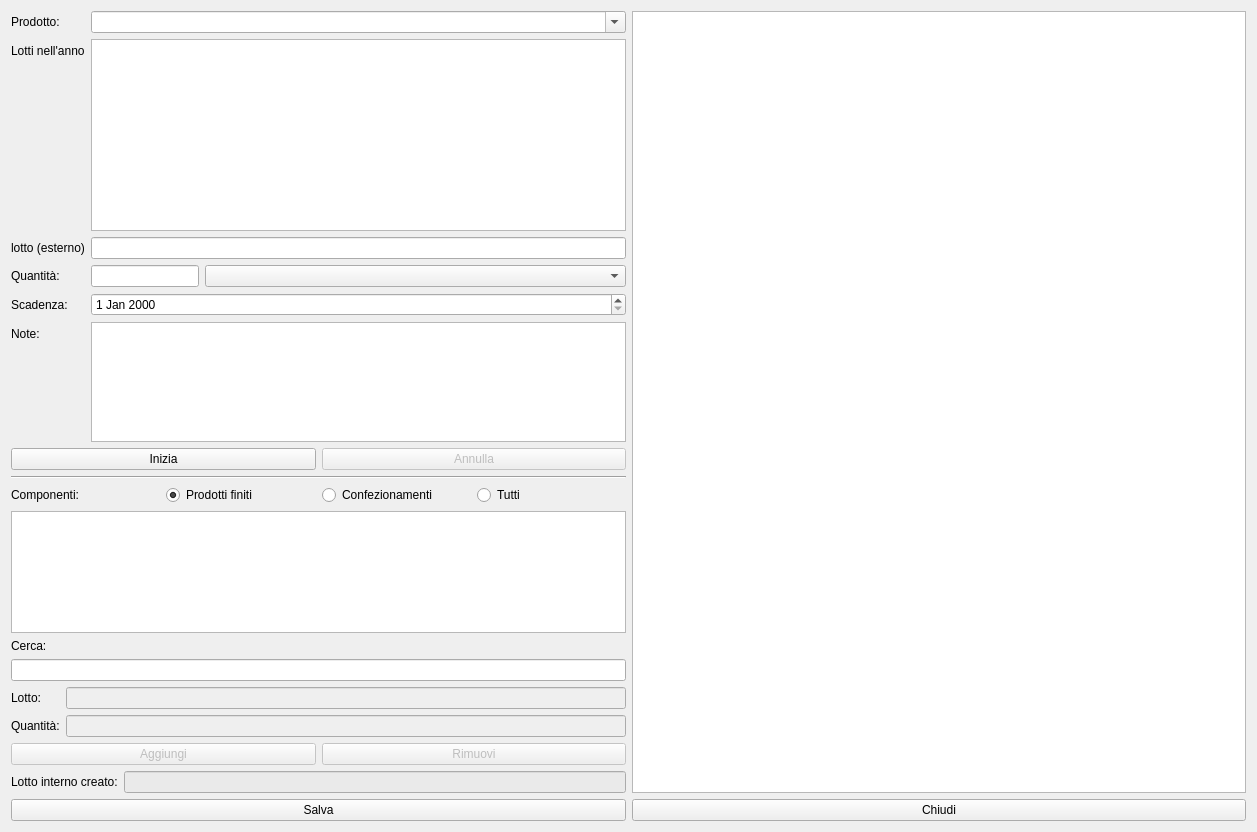
First picture: the form in hpackages.ui, repository fblabs/HamletMODSF, before the edit.
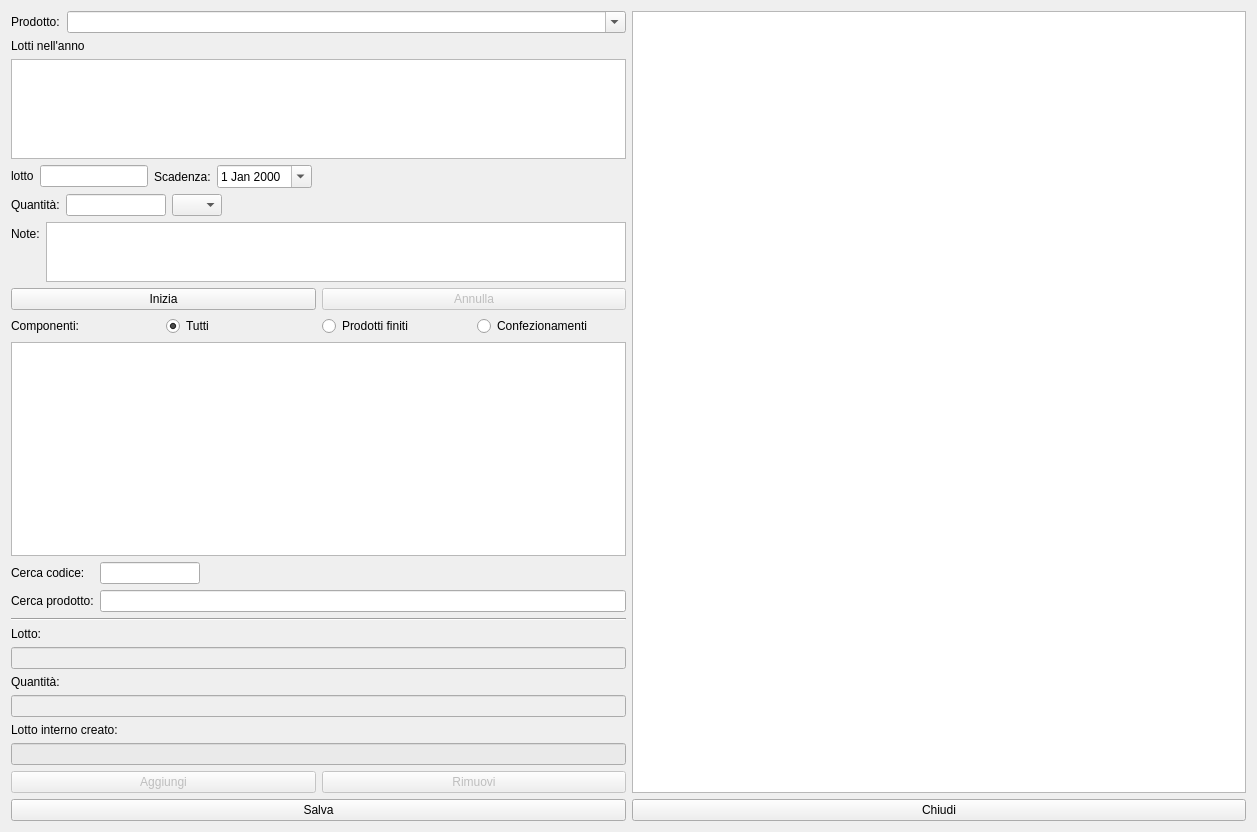
Second picture: the form after the edit. Icons and pictures are not drawn.

Commit message: 2.9.3 - modificati packages e produzione, codice prodotto nella modifica composizione lotti

```diff
--- a/hpackages.ui
+++ b/hpackages.ui
@@ -20,30 +20,31 @@
    <iconset resource="icons.qrc">
     <normaloff>:/Resources/Box.PNG</normaloff>:/Resources/Box.PNG</iconset>
   </property>
+  <layout class="QGridLayout" name="gridLayout_2">
+   <item row="0" column="0">
+    <layout class="QHBoxLayout" name="horizontalLayout_5">
+     <item>
+      <layout class="QVBoxLayout" name="verticalLayout_7">
+       <item>
   <layout class="QVBoxLayout" name="verticalLayout_5">
    <item>
     <layout class="QVBoxLayout" name="verticalLayout_4">
      <item>
       <layout class="QHBoxLayout" name="horizontalLayout_6">
        <item>
-        <layout class="QVBoxLayout" name="verticalLayout_3">
-         <item>
-          <layout class="QFormLayout" name="formLayout_3">
-           <property name="fieldGrowthPolicy">
-            <enum>QFormLayout::AllNonFixedFieldsGrow</enum>
-           </property>
-          </layout>
-         </item>
-         <item>
-          <layout class="QFormLayout" name="formLayout_4">
-           <item row="0" column="0">
             <widget class="QLabel" name="label">
+               <property name="maximumSize">
+                <size>
+                 <width>50</width>
+                 <height>16777215</height>
+                </size>
+               </property>
              <property name="text">
               <string>Prodotto:</string>
              </property>
             </widget>
            </item>
-           <item row="0" column="1">
+             <item>
             <widget class="QComboBox" name="cbProdotti">
              <property name="editable">
               <bool>true</bool>
@@ -53,70 +54,159 @@
              </property>
             </widget>
            </item>
-           <item row="2" column="0">
+            </layout>
+           </item>
+           <item>
+            <layout class="QVBoxLayout" name="verticalLayout">
+             <item>
+              <widget class="QLabel" name="label_11">
+               <property name="maximumSize">
+                <size>
+                 <width>16777215</width>
+                 <height>100</height>
+                </size>
+               </property>
+               <property name="text">
+                <string>Lotti nell'anno</string>
+               </property>
+              </widget>
+             </item>
+             <item>
+              <widget class="QListView" name="lvEan">
+               <property name="maximumSize">
+                <size>
+                 <width>16777215</width>
+                 <height>100</height>
+                </size>
+               </property>
+              </widget>
+             </item>
+            </layout>
+           </item>
+           <item>
+            <layout class="QFormLayout" name="formLayout_2">
+             <item row="0" column="0">
+              <layout class="QHBoxLayout" name="horizontalLayout_7">
+               <item>
             <widget class="QLabel" name="label_7">
+                 <property name="maximumSize">
+                  <size>
+                   <width>30</width>
+                   <height>16777215</height>
+                  </size>
+                 </property>
              <property name="text">
-              <string>lotto (esterno)</string>
+                  <string>lotto</string>
              </property>
             </widget>
            </item>
-           <item row="2" column="1">
+               <item>
             <widget class="QLineEdit" name="leLest"/>
            </item>
-           <item row="3" column="0">
-            <widget class="QLabel" name="label_6">
-             <property name="text">
-              <string>Quantità:</string>
-             </property>
-            </widget>
-           </item>
-           <item row="3" column="1">
-            <layout class="QFormLayout" name="formLayout_2">
-             <item row="0" column="0">
-              <widget class="QLineEdit" name="leQuantLot"/>
-             </item>
-             <item row="0" column="1">
-              <widget class="QComboBox" name="cbQua"/>
-             </item>
-            </layout>
-           </item>
-           <item row="4" column="0">
+              </layout>
+             </item>
+             <item row="0" column="1">
+              <layout class="QGridLayout" name="gridLayout_3">
+               <item row="0" column="0">
             <widget class="QLabel" name="label_9">
              <property name="text">
               <string>Scadenza:</string>
              </property>
             </widget>
            </item>
-           <item row="4" column="1">
-            <widget class="QDateEdit" name="dateEdit"/>
-           </item>
-           <item row="5" column="0">
+               <item row="0" column="1">
+                <widget class="QDateEdit" name="dateEdit">
+                 <property name="calendarPopup">
+                  <bool>true</bool>
+                 </property>
+                </widget>
+               </item>
+               <item row="0" column="2">
+                <spacer name="horizontalSpacer">
+                 <property name="orientation">
+                  <enum>Qt::Horizontal</enum>
+                 </property>
+                 <property name="sizeHint" stdset="0">
+                  <size>
+                   <width>40</width>
+                   <height>20</height>
+                  </size>
+                 </property>
+                </spacer>
+               </item>
+              </layout>
+             </item>
+            </layout>
+           </item>
+           <item>
+            <layout class="QGridLayout" name="gridLayout">
+             <item row="0" column="1">
+              <widget class="QLineEdit" name="leQuantLot">
+               <property name="maximumSize">
+                <size>
+                 <width>100</width>
+                 <height>16777215</height>
+                </size>
+               </property>
+              </widget>
+             </item>
+             <item row="0" column="0">
+              <widget class="QLabel" name="label_6">
+               <property name="maximumSize">
+                <size>
+                 <width>60</width>
+                 <height>16777215</height>
+                </size>
+               </property>
+               <property name="text">
+                <string>Quantità:</string>
+               </property>
+              </widget>
+             </item>
+             <item row="0" column="2">
+              <widget class="QComboBox" name="cbQua">
+               <property name="maximumSize">
+                <size>
+                 <width>50</width>
+                 <height>16777215</height>
+                </size>
+               </property>
+              </widget>
+             </item>
+             <item row="0" column="3">
+              <spacer name="horizontalSpacer_2">
+               <property name="orientation">
+                <enum>Qt::Horizontal</enum>
+               </property>
+               <property name="sizeHint" stdset="0">
+                <size>
+                 <width>40</width>
+                 <height>20</height>
+                </size>
+               </property>
+              </spacer>
+             </item>
+            </layout>
+           </item>
+           <item>
+            <layout class="QFormLayout" name="formLayout_3">
+             <item row="0" column="0">
             <widget class="QLabel" name="label_5">
              <property name="text">
               <string>Note:</string>
              </property>
             </widget>
            </item>
-           <item row="5" column="1">
+             <item row="0" column="1">
             <widget class="QTextEdit" name="teNote">
              <property name="maximumSize">
               <size>
                <width>16777215</width>
-               <height>120</height>
+                 <height>60</height>
               </size>
              </property>
             </widget>
            </item>
-           <item row="1" column="0">
-            <widget class="QLabel" name="label_11">
-             <property name="text">
-              <string>Lotti nell'anno</string>
-             </property>
-            </widget>
-           </item>
-           <item row="1" column="1">
-            <widget class="QListView" name="lvEan"/>
-           </item>
           </layout>
          </item>
          <item>
@@ -148,15 +238,12 @@
            </item>
           </layout>
          </item>
-         <item>
-          <widget class="Line" name="line">
-           <property name="orientation">
-            <enum>Qt::Horizontal</enum>
-           </property>
-          </widget>
+          </layout>
          </item>
          <item>
-          <layout class="QVBoxLayout" name="verticalLayout">
+          <layout class="QVBoxLayout" name="verticalLayout_3">
+           <item>
+            <layout class="QVBoxLayout" name="verticalLayout_2">
            <item>
             <layout class="QHBoxLayout" name="horizontalLayout_3">
              <item>
@@ -166,13 +253,23 @@
                </property>
               </widget>
              </item>
+               <item>
+                <widget class="QRadioButton" name="rbTutti">
+                 <property name="text">
+                  <string>Tutti</string>
+                 </property>
+                 <property name="checked">
+                  <bool>true</bool>
+                 </property>
+                </widget>
+               </item>
              <item>
               <widget class="QRadioButton" name="rbProdottiFiniti">
                <property name="text">
                 <string>Prodotti finiti</string>
                </property>
                <property name="checked">
-                <bool>true</bool>
+                  <bool>false</bool>
                </property>
               </widget>
              </item>
@@ -183,16 +280,6 @@
                </property>
               </widget>
              </item>
-             <item>
-              <widget class="QRadioButton" name="rbTutti">
-               <property name="text">
-                <string>Tutti</string>
-               </property>
-               <property name="checked">
-                <bool>false</bool>
-               </property>
-              </widget>
-             </item>
             </layout>
            </item>
            <item>
@@ -220,82 +307,93 @@
              </attribute>
             </widget>
            </item>
+            </layout>
+           </item>
            <item>
+            <layout class="QFormLayout" name="formLayout_4">
+             <item row="1" column="0">
+              <widget class="QLabel" name="label_12">
+               <property name="text">
+                <string>Cerca codice:</string>
+               </property>
+              </widget>
+             </item>
+             <item row="1" column="1">
+              <widget class="QLineEdit" name="leSearchCode">
+               <property name="maximumSize">
+                <size>
+                 <width>100</width>
+                 <height>16777215</height>
+                </size>
+               </property>
+               <property name="clearButtonEnabled">
+                <bool>true</bool>
+               </property>
+              </widget>
+             </item>
+             <item row="2" column="0">
             <widget class="QLabel" name="label_10">
              <property name="text">
-              <string>Cerca:</string>
+                <string>Cerca prodotto:</string>
              </property>
             </widget>
            </item>
+             <item row="2" column="1">
+              <widget class="QLineEdit" name="leSearch">
+               <property name="maximumSize">
+                <size>
+                 <width>1677215</width>
+                 <height>16777215</height>
+                </size>
+               </property>
+               <property name="clearButtonEnabled">
+                <bool>true</bool>
+               </property>
+              </widget>
+             </item>
+            </layout>
+           </item>
+          </layout>
+         </item>
+        </layout>
+       </item>
            <item>
-            <widget class="QLineEdit" name="leSearch"/>
+        <layout class="QVBoxLayout" name="verticalLayout_6">
+         <item>
+          <widget class="Line" name="line">
+           <property name="orientation">
+            <enum>Qt::Horizontal</enum>
+           </property>
+          </widget>
            </item>
            <item>
-            <layout class="QFormLayout" name="formLayout">
-             <item row="0" column="0">
               <widget class="QLabel" name="label_8">
                <property name="text">
                 <string>Lotto:</string>
                </property>
               </widget>
              </item>
-             <item row="0" column="1">
+         <item>
               <widget class="QLineEdit" name="leComponente">
                <property name="enabled">
                 <bool>false</bool>
                </property>
               </widget>
              </item>
-             <item row="1" column="0">
+         <item>
               <widget class="QLabel" name="label_4">
                <property name="text">
                 <string>Quantità:</string>
                </property>
               </widget>
              </item>
-             <item row="1" column="1">
+         <item>
               <widget class="QLineEdit" name="leQuantita">
                <property name="enabled">
                 <bool>false</bool>
                </property>
               </widget>
              </item>
-            </layout>
-           </item>
-           <item>
-            <layout class="QHBoxLayout" name="horizontalLayout_2">
-             <item>
-              <widget class="QPushButton" name="pbAddRow">
-               <property name="enabled">
-                <bool>false</bool>
-               </property>
-               <property name="text">
-                <string>Aggiungi</string>
-               </property>
-               <property name="icon">
-                <iconset resource="icons.qrc">
-                 <normaloff>:/Resources/Plus.PNG</normaloff>:/Resources/Plus.PNG</iconset>
-               </property>
-              </widget>
-             </item>
-             <item>
-              <widget class="QPushButton" name="pbRemoveRow">
-               <property name="enabled">
-                <bool>false</bool>
-               </property>
-               <property name="text">
-                <string>Rimuovi</string>
-               </property>
-               <property name="icon">
-                <iconset resource="icons.qrc">
-                 <normaloff>:/Resources/Minus.PNG</normaloff>:/Resources/Minus.PNG</iconset>
-               </property>
-              </widget>
-             </item>
-            </layout>
-           </item>
-           <item>
-            <layout class="QHBoxLayout" name="horizontalLayout_5">
              <item>
               <widget class="QLabel" name="label_2">
                <property name="text">
@@ -347,6 +445,36 @@
                </property>
               </widget>
              </item>
+         <item>
+          <layout class="QHBoxLayout" name="horizontalLayout_2">
+           <item>
+            <widget class="QPushButton" name="pbAddRow">
+             <property name="enabled">
+              <bool>false</bool>
+             </property>
+             <property name="text">
+              <string>Aggiungi</string>
+             </property>
+             <property name="icon">
+              <iconset resource="icons.qrc">
+               <normaloff>:/Resources/Plus.PNG</normaloff>:/Resources/Plus.PNG</iconset>
+             </property>
+            </widget>
+           </item>
+           <item>
+            <widget class="QPushButton" name="pbRemoveRow">
+             <property name="enabled">
+              <bool>false</bool>
+             </property>
+             <property name="text">
+              <string>Rimuovi</string>
+             </property>
+             <property name="icon">
+              <iconset resource="icons.qrc">
+               <normaloff>:/Resources/Minus.PNG</normaloff>:/Resources/Minus.PNG</iconset>
+             </property>
+            </widget>
+           </item>
             </layout>
            </item>
           </layout>
@@ -371,7 +499,7 @@
        </item>
       </layout>
      </item>
-     <item>
+   <item row="1" column="0">
       <layout class="QHBoxLayout" name="horizontalLayout">
        <item>
         <widget class="QPushButton" name="pushButton_3">
@@ -410,8 +538,12 @@
       </layout>
      </item>
     </layout>
-   </item>
-  </layout>
+  <zorder></zorder>
+  <zorder>dateEdit</zorder>
+  <zorder>label_9</zorder>
+  <zorder>leSearch</zorder>
+  <zorder>label_10</zorder>
+  <zorder>label_12</zorder>
   <zorder></zorder>
  </widget>
  <resources>
```
Left out of the diff: 23 changed lines with no effect on the pictures. Lines whose indentation alone changed are shown as unchanged. The commit also changes 31 other files.
